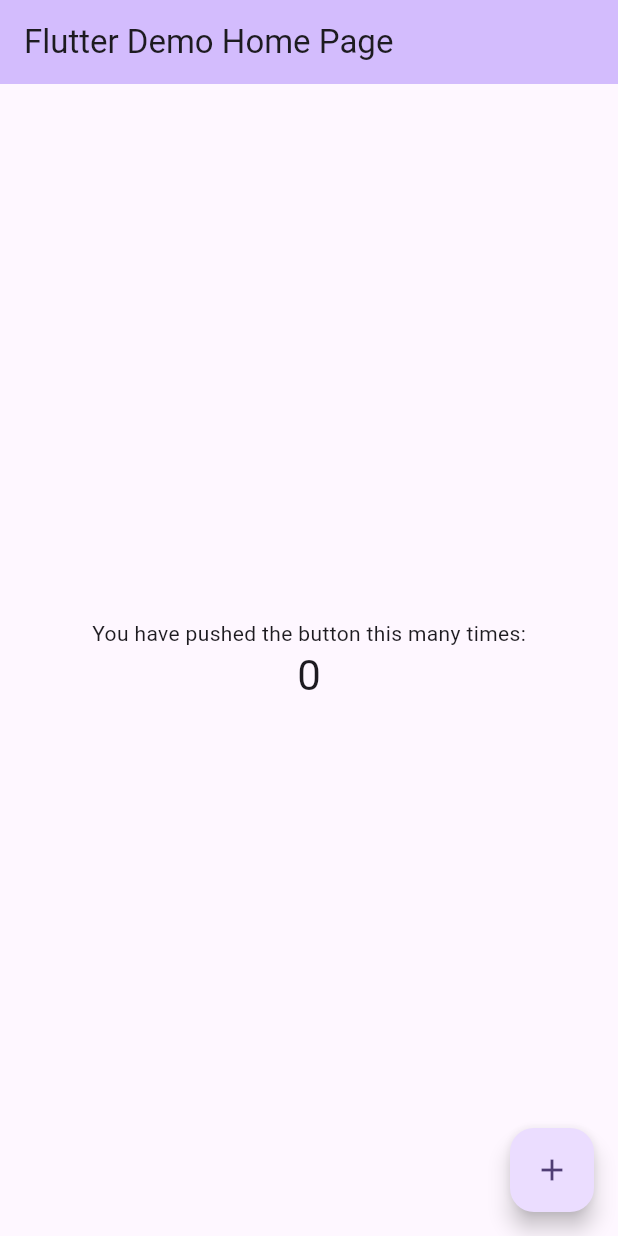
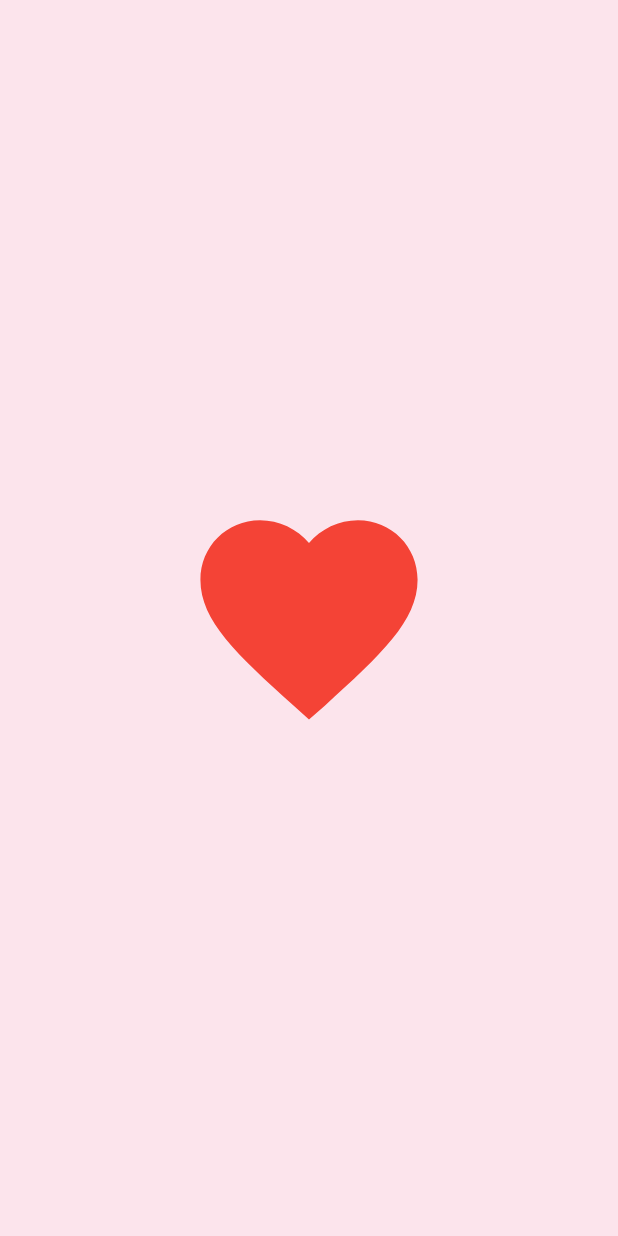
Before and after one commit to sricharan8462/ACT4_valentine, a Flutter app: the screen it shows after launch, on a phone screen of 412 x 824 dp. Run offline on Flutter 3.47's test engine with Material 3 defaults, Android fonts, the phone set to English and light mode, and no system bars.

Commit message:
Added heartbeat animation

```diff
--- a/lib/main.dart
+++ b/lib/main.dart
@@ -1,125 +1,54 @@
 import 'package:flutter/material.dart';
 
 void main() {
-  runApp(const MyApp());
+  runApp(HeartbeatApp());
 }
 
-class MyApp extends StatelessWidget {
-  const MyApp({super.key});
-
-  // This widget is the root of your application.
+class HeartbeatApp extends StatefulWidget {
   @override
-  Widget build(BuildContext context) {
-    return MaterialApp(
-      title: 'Flutter Demo',
-      theme: ThemeData(
-        // This is the theme of your application.
-        //
-        // TRY THIS: Try running your application with "flutter run". You'll see
-        // the application has a purple toolbar. Then, without quitting the app,
-        // try changing the seedColor in the colorScheme below to Colors.green
-        // and then invoke "hot reload" (save your changes or press the "hot
-        // reload" button in a Flutter-supported IDE, or press "r" if you used
-        // the command line to start the app).
-        //
-        // Notice that the counter didn't reset back to zero; the application
-        // state is not lost during the reload. To reset the state, use hot
-        // restart instead.
-        //
-        // This works for code too, not just values: Most code changes can be
-        // tested with just a hot reload.
-        colorScheme: ColorScheme.fromSeed(seedColor: Colors.deepPurple),
-        useMaterial3: true,
-      ),
-      home: const MyHomePage(title: 'Flutter Demo Home Page'),
-    );
-  }
+  _HeartbeatAppState createState() => _HeartbeatAppState();
 }
 
-class MyHomePage extends StatefulWidget {
-  const MyHomePage({super.key, required this.title});
-
-  // This widget is the home page of your application. It is stateful, meaning
-  // that it has a State object (defined below) that contains fields that affect
-  // how it looks.
-
-  // This class is the configuration for the state. It holds the values (in this
-  // case the title) provided by the parent (in this case the App widget) and
-  // used by the build method of the State. Fields in a Widget subclass are
-  // always marked "final".
-
-  final String title;
+class _HeartbeatAppState extends State<HeartbeatApp>
+    with SingleTickerProviderStateMixin {
+  late AnimationController _controller;
+  late Animation<double> _animation;
 
   @override
-  State<MyHomePage> createState() => _MyHomePageState();
-}
+  void initState() {
+    super.initState();
+    _controller = AnimationController(
+      duration: Duration(milliseconds: 800),
+      vsync: this,
+      lowerBound: 0.8,
+      upperBound: 1.2,
+    )..repeat(reverse: true);
 
-class _MyHomePageState extends State<MyHomePage> {
-  int _counter = 0;
-
-  void _incrementCounter() {
-    setState(() {
-      // This call to setState tells the Flutter framework that something has
-      // changed in this State, which causes it to rerun the build method below
-      // so that the display can reflect the updated values. If we changed
-      // _counter without calling setState(), then the build method would not be
-      // called again, and so nothing would appear to happen.
-      _counter++;
-    });
+    _animation = Tween<double>(begin: 0.8, end: 1.2).animate(_controller);
   }
 
   @override
   Widget build(BuildContext context) {
-    // This method is rerun every time setState is called, for instance as done
-    // by the _incrementCounter method above.
-    //
-    // The Flutter framework has been optimized to make rerunning build methods
-    // fast, so that you can just rebuild anything that needs updating rather
-    // than having to individually change instances of widgets.
-    return Scaffold(
-      appBar: AppBar(
-        // TRY THIS: Try changing the color here to a specific color (to
-        // Colors.amber, perhaps?) and trigger a hot reload to see the AppBar
-        // change color while the other colors stay the same.
-        backgroundColor: Theme.of(context).colorScheme.inversePrimary,
-        // Here we take the value from the MyHomePage object that was created by
-        // the App.build method, and use it to set our appbar title.
-        title: Text(widget.title),
-      ),
-      body: Center(
-        // Center is a layout widget. It takes a single child and positions it
-        // in the middle of the parent.
-        child: Column(
-          // Column is also a layout widget. It takes a list of children and
-          // arranges them vertically. By default, it sizes itself to fit its
-          // children horizontally, and tries to be as tall as its parent.
-          //
-          // Column has various properties to control how it sizes itself and
-          // how it positions its children. Here we use mainAxisAlignment to
-          // center the children vertically; the main axis here is the vertical
-          // axis because Columns are vertical (the cross axis would be
-          // horizontal).
-          //
-          // TRY THIS: Invoke "debug painting" (choose the "Toggle Debug Paint"
-          // action in the IDE, or press "p" in the console), to see the
-          // wireframe for each widget.
-          mainAxisAlignment: MainAxisAlignment.center,
-          children: <Widget>[
-            const Text(
-              'You have pushed the button this many times:',
+    return MaterialApp(
+      home: Scaffold(
+        backgroundColor: Colors.pink[50],
+        body: Center(
+          child: ScaleTransition(
+            scale: _animation,
+            child: Icon(
+              Icons.favorite,
+              color: Colors.red,
+              size: 150,
             ),
-            Text(
-              '$_counter',
-              style: Theme.of(context).textTheme.headlineMedium,
-            ),
-          ],
+          ),
         ),
       ),
-      floatingActionButton: FloatingActionButton(
-        onPressed: _incrementCounter,
-        tooltip: 'Increment',
-        child: const Icon(Icons.add),
-      ), // This trailing comma makes auto-formatting nicer for build methods.
     );
   }
+
+  @override
+  void dispose() {
+    _controller.dispose();
+    super.dispose();
+  }
 }
```
